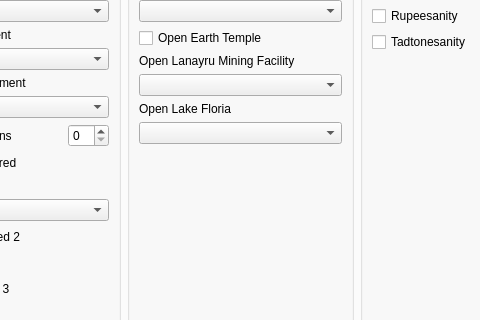
ssrando/ssrando, file gui/randogui.ui: the form before one commit; both pictures show x 127 to 607 and y 93 to 413 of the 1202 by 759 pixel window.
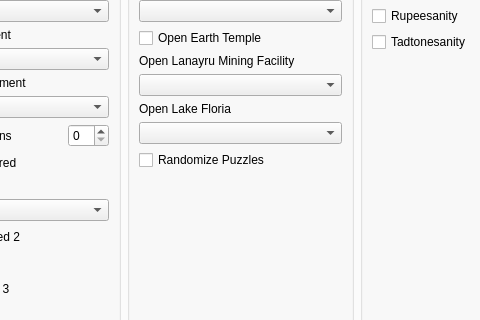
The form after the commit. The open tabs and pages were chosen to show the change.

Commit message:
Random Riddles (#577)
* Isle Puzzle Rando

* MDL0 rando WIP

* Random Puzzles

* fmt

* Neuter SSH no hint trick unless random puzzles are off

* Randomize LMF switches too

* Fix illegal puzzle configuration

```diff
--- a/gui/randogui.ui
+++ b/gui/randogui.ui
@@ -749,6 +749,13 @@
              <item>
               <widget class="QComboBox" name="option_open_lake_floria"/>
              </item>
+             <item>
+              <widget class="QCheckBox" name="option_random_puzzles">
+               <property name="text">
+                <string>Randomize Puzzles</string>
+               </property>
+              </widget>
+             </item>
              <item>
               <spacer name="vspace_open">
                <property name="orientation">
```
The commit also changes 15 other files.
